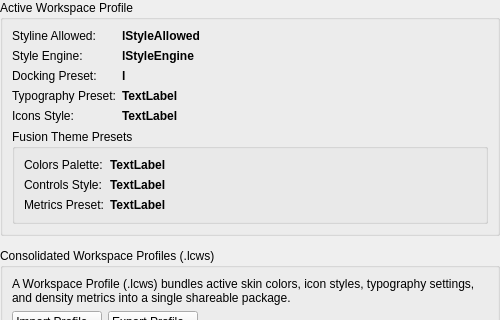
This is librecad/src/ui/dialogs/settings/options_widget/pages/lc_settings_page_styling_profiles.ui in sand1024/LibreCAD as Qt 5 draws it before an edit; both pictures show x 0 to 500 and y 0 to 320 of the 500 by 527 pixel window. The edited form follows.
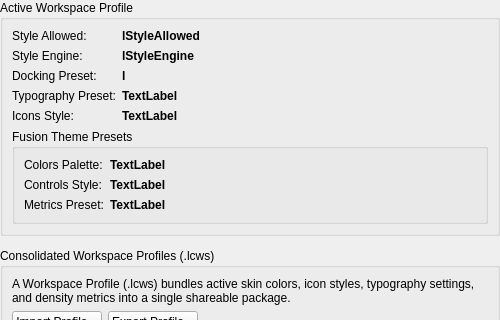
This is the edited form. Icons and pictures are not drawn.

Diff of the .ui file:
```diff
--- a/librecad/src/ui/dialogs/settings/options_widget/pages/lc_settings_page_styling_profiles.ui
+++ b/librecad/src/ui/dialogs/settings/options_widget/pages/lc_settings_page_styling_profiles.ui
@@ -35,7 +35,7 @@
       <item row="0" column="0">
        <widget class="QLabel" name="label_7">
         <property name="text">
-         <string>Styline Allowed:</string>
+         <string>Style Allowed:</string>
         </property>
        </widget>
       </item>
```
